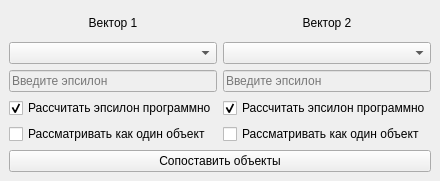
TedCraft/SIFT-analog-for-vectors, file sift_vector/sift_vector_dockwidget_base.ui: the form before one commit.
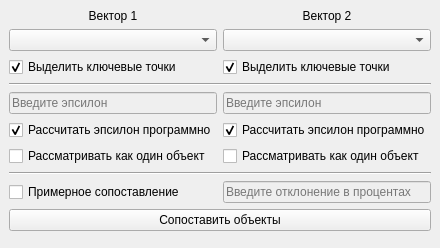
The form after the commit.

What changed in the file:
```diff
--- a/sift_vector/sift_vector_dockwidget_base.ui
+++ b/sift_vector/sift_vector_dockwidget_base.ui
@@ -7,38 +7,52 @@
     <x>0</x>
     <y>0</y>
     <width>394</width>
-    <height>181</height>
+    <height>248</height>
    </rect>
   </property>
+  <property name="sizePolicy">
+   <sizepolicy hsizetype="Preferred" vsizetype="Preferred">
+    <horstretch>0</horstretch>
+    <verstretch>0</verstretch>
+   </sizepolicy>
+  </property>
   <property name="windowTitle">
    <string>SIFT Vector</string>
   </property>
   <widget class="QWidget" name="dockWidgetContents">
    <layout class="QGridLayout" name="gridLayout">
-    <item row="0" column="2">
-     <widget class="QLabel" name="label_2">
+    <item row="8" column="0">
+     <widget class="QCheckBox" name="checkBox_3">
       <property name="text">
-       <string>Вектор 2</string>
+       <string>Рассматривать как один объект</string>
       </property>
-      <property name="alignment">
-       <set>Qt::AlignCenter</set>
-      </property>
      </widget>
     </item>
-    <item row="3" column="1">
-     <widget class="QCheckBox" name="checkBox">
+    <item row="11" column="0">
+     <widget class="QCheckBox" name="checkBox_5">
       <property name="text">
-       <string>Рассчитать эпсилон программно</string>
+       <string>Примерное сопоставление</string>
       </property>
-      <property name="checked">
-       <bool>true</bool>
-      </property>
      </widget>
     </item>
-    <item row="1" column="1">
+    <item row="1" column="0">
      <widget class="QComboBox" name="comboBox"/>
     </item>
-    <item row="5" column="1" colspan="2">
+    <item row="3" column="0" colspan="2">
+     <widget class="Line" name="line">
+      <property name="orientation">
+       <enum>Qt::Horizontal</enum>
+      </property>
+     </widget>
+    </item>
+    <item row="9" column="0" colspan="2">
+     <widget class="Line" name="line_2">
+      <property name="orientation">
+       <enum>Qt::Horizontal</enum>
+      </property>
+     </widget>
+    </item>
+    <item row="14" column="0" colspan="2">
      <widget class="QPushButton" name="pushButton">
       <property name="minimumSize">
        <size>
@@ -51,69 +65,139 @@
       </property>
      </widget>
     </item>
-    <item row="0" column="1">
+    <item row="6" column="0">
+     <widget class="QCheckBox" name="checkBox">
+      <property name="text">
+       <string>Рассчитать эпсилон программно</string>
+      </property>
+      <property name="checked">
+       <bool>true</bool>
+      </property>
+     </widget>
+    </item>
+    <item row="6" column="1">
+     <widget class="QCheckBox" name="checkBox_2">
+      <property name="text">
+       <string>Рассчитать эпсилон программно</string>
+      </property>
+      <property name="checked">
+       <bool>true</bool>
+      </property>
+     </widget>
+    </item>
+    <item row="11" column="1">
+     <widget class="QLineEdit" name="lineEdit_3">
+      <property name="enabled">
+       <bool>false</bool>
+      </property>
+      <property name="sizePolicy">
+       <sizepolicy hsizetype="Preferred" vsizetype="Fixed">
+        <horstretch>0</horstretch>
+        <verstretch>0</verstretch>
+       </sizepolicy>
+      </property>
+      <property name="placeholderText">
+       <string>Введите отклонение в процентах</string>
+      </property>
+     </widget>
+    </item>
+    <item row="0" column="0">
      <widget class="QLabel" name="label">
+      <property name="sizePolicy">
+       <sizepolicy hsizetype="Preferred" vsizetype="Fixed">
+        <horstretch>0</horstretch>
+        <verstretch>0</verstretch>
+       </sizepolicy>
+      </property>
       <property name="text">
        <string>Вектор 1</string>
       </property>
       <property name="alignment">
        <set>Qt::AlignCenter</set>
       </property>
-     </widget>
-    </item>
-    <item row="3" column="2">
-     <widget class="QCheckBox" name="checkBox_2">
-      <property name="text">
-       <string>Рассчитать эпсилон программно</string>
-      </property>
-      <property name="checked">
-       <bool>true</bool>
-      </property>
-     </widget>
-    </item>
-    <item row="1" column="2">
-     <widget class="QComboBox" name="comboBox_2"/>
-    </item>
-    <item row="2" column="1">
-     <widget class="QLineEdit" name="lineEdit">
-      <property name="enabled">
+      <property name="wordWrap">
        <bool>false</bool>
       </property>
-      <property name="inputMask">
-       <string/>
-      </property>
-      <property name="text">
-       <string/>
-      </property>
-      <property name="placeholderText">
-       <string>Введите эпсилон</string>
-      </property>
      </widget>
     </item>
-    <item row="2" column="2">
+    <item row="5" column="1">
      <widget class="QLineEdit" name="lineEdit_2">
       <property name="enabled">
        <bool>false</bool>
       </property>
+      <property name="sizePolicy">
+       <sizepolicy hsizetype="Preferred" vsizetype="Fixed">
+        <horstretch>0</horstretch>
+        <verstretch>0</verstretch>
+       </sizepolicy>
+      </property>
       <property name="placeholderText">
        <string>Введите эпсилон</string>
       </property>
      </widget>
     </item>
-    <item row="4" column="1">
-     <widget class="QCheckBox" name="checkBox_3">
-      <property name="text">
-       <string>Рассматривать как один объект</string>
-      </property>
-     </widget>
-    </item>
-    <item row="4" column="2">
+    <item row="8" column="1">
      <widget class="QCheckBox" name="checkBox_4">
       <property name="text">
        <string>Рассматривать как один объект</string>
       </property>
      </widget>
     </item>
+    <item row="5" column="0">
+     <widget class="QLineEdit" name="lineEdit">
+      <property name="enabled">
+       <bool>false</bool>
+      </property>
+      <property name="sizePolicy">
+       <sizepolicy hsizetype="Preferred" vsizetype="Fixed">
+        <horstretch>0</horstretch>
+        <verstretch>0</verstretch>
+       </sizepolicy>
+      </property>
+      <property name="inputMask">
+       <string/>
+      </property>
+      <property name="text">
+       <string/>
+      </property>
+      <property name="placeholderText">
+       <string>Введите эпсилон</string>
+      </property>
+     </widget>
+    </item>
+    <item row="1" column="1">
+     <widget class="QComboBox" name="comboBox_2"/>
+    </item>
+    <item row="0" column="1">
+     <widget class="QLabel" name="label_2">
+      <property name="text">
+       <string>Вектор 2</string>
+      </property>
+      <property name="alignment">
+       <set>Qt::AlignCenter</set>
+      </property>
+     </widget>
+    </item>
+    <item row="2" column="0">
+     <widget class="QCheckBox" name="checkBox_6">
+      <property name="text">
+       <string>Выделить ключевые точки</string>
+      </property>
+      <property name="checked">
+       <bool>true</bool>
+      </property>
+     </widget>
+    </item>
+    <item row="2" column="1">
+     <widget class="QCheckBox" name="checkBox_7">
+      <property name="text">
+       <string>Выделить ключевые точки</string>
+      </property>
+      <property name="checked">
+       <bool>true</bool>
+      </property>
+     </widget>
+    </item>
    </layout>
   </widget>
  </widget>
```
Left out of the diff: 3 changed lines with no effect on the pictures.
